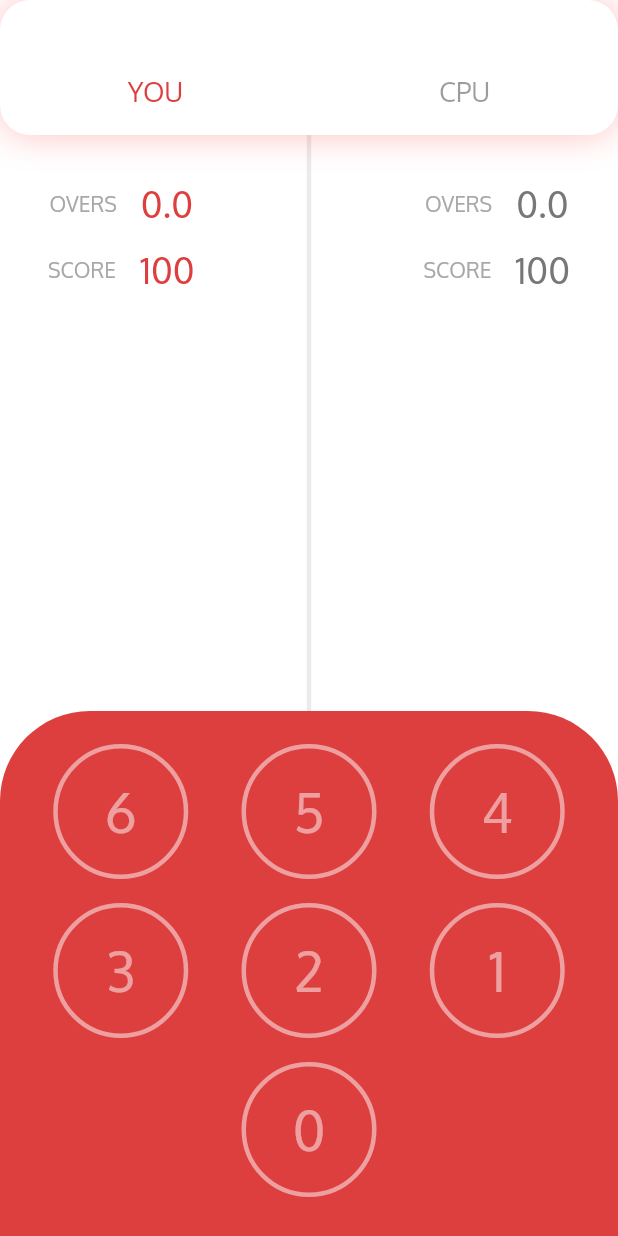
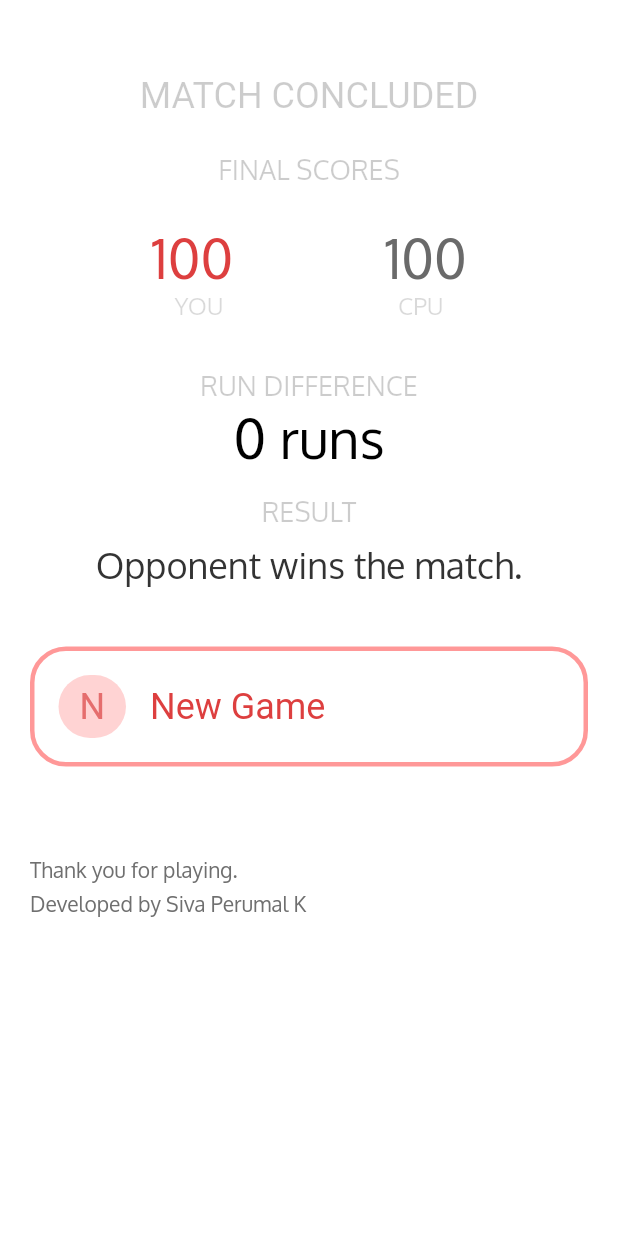
Before and after one commit to sivaperumal644/hand_cricket_flutter, a Flutter app: the MatchScreen screen opened directly, after a tap on an icon or button, on a phone screen of 412 x 824 dp. Run offline on Flutter 3.47's test engine with Material 2 defaults, Android fonts, the phone set to English and light mode, and no system bars; Roboto replaces fonts that are missing (Oxygen-bold).

Commit message:
result page implemented.

```diff
--- a/lib/main.dart
+++ b/lib/main.dart
@@ -1,4 +1,4 @@
 import 'package:flutter/material.dart';
-import 'splash_screen.dart';
+import 'screens/splash_screen.dart';
 
 main() => runApp(MyApp());
--- a/lib/home_screen.dart
+++ b/lib/screens/home_screen.dart
@@ -1,7 +1,7 @@
 import 'package:flutter/material.dart';
 import 'about_app.dart';
-import 'buttons/button.dart';
-import 'rules.dart';
+import 'package:hand_cricket/buttons/button.dart';
+import 'rules_screen.dart';
 import 'toss.dart';
 
 class HomeScreen extends StatefulWidget {
--- a/lib/match_screen.dart
+++ b/lib/screens/match_screen.dart
@@ -1,5 +1,6 @@
 import 'package:flutter/material.dart';
 import 'package:hand_cricket/buttons/input_button.dart';
+import 'result_screen.dart';
 
 class MatchScreen extends StatelessWidget {
   @override
@@ -246,7 +247,12 @@ class MatchScreen extends StatelessWidget {
                         Material(
                             type: MaterialType.transparency,
                             child: InkWell(
-                              onTap: () {},
+                              onTap: () {
+                                Navigator.push(
+                                    context,
+                                    MaterialPageRoute(
+                                        builder: (context) => ResultPage()));
+                              },
                               child: inputButton('0'),
                               borderRadius: BorderRadius.circular(60),
                             ))
--- /dev/null
+++ b/lib/screens/result_screen.dart
@@ -0,0 +1,183 @@
+import 'package:flutter/material.dart';
+import 'home_screen.dart';
+
+class ResultPage extends StatelessWidget {
+  @override
+  Widget build(BuildContext context) {
+    return Scaffold(
+      backgroundColor: Colors.white,
+      body: SingleChildScrollView(
+        child: Center(
+          child: Column(
+            children: <Widget>[
+              Padding(
+                padding: const EdgeInsets.only(top: 50.0),
+                child: Text('MATCH CONCLUDED',
+                    style: TextStyle(
+                        fontSize: 24,
+                        fontFamily: 'Oxygen-bold',
+                        color: Color.fromRGBO(0, 0, 0, 0.2))),
+              ),
+              Padding(
+                padding: const EdgeInsets.only(top: 24.0),
+                child: Text('FINAL SCORES',
+                    style: TextStyle(
+                        fontSize: 18,
+                        color: Color.fromRGBO(0, 0, 0, 0.2),
+                        fontFamily: 'Oxygen')),
+              ),
+              Padding(
+                padding: const EdgeInsets.only(top: 24.0),
+                child: Row(
+                  mainAxisAlignment: MainAxisAlignment.spaceEvenly,
+                  children: <Widget>[
+                    Text(
+                      '100',
+                      style: TextStyle(
+                          fontFamily: 'Oxygen',
+                          fontSize: 36,
+                          color: Color.fromRGBO(221, 63, 63, 100)),
+                    ),
+                    Text(
+                      '100',
+                      style: TextStyle(
+                          fontFamily: 'Oxygen',
+                          fontSize: 36,
+                          color: Color.fromRGBO(106, 106, 106, 100)),
+                    )
+                  ],
+                ),
+              ),
+              Row(
+                mainAxisAlignment: MainAxisAlignment.spaceEvenly,
+                children: <Widget>[
+                  Text(
+                    'YOU',
+                    style: TextStyle(
+                        fontFamily: 'Oxygen',
+                        fontSize: 16,
+                        color: Color.fromRGBO(0, 0, 0, 0.15)),
+                  ),
+                  Text(
+                    'CPU',
+                    style: TextStyle(
+                        fontFamily: 'Oxygen',
+                        fontSize: 16,
+                        color: Color.fromRGBO(0, 0, 0, 0.15)),
+                  )
+                ],
+              ),
+              Padding(
+                padding: const EdgeInsets.only(top: 32.0),
+                child: Text('RUN DIFFERENCE',
+                    style: TextStyle(
+                        fontSize: 18,
+                        fontFamily: 'Oxygen',
+                        color: Color.fromRGBO(0, 0, 0, 0.2))),
+              ),
+              Text('0 runs',
+                  style: TextStyle(
+                      fontSize: 36, fontFamily: 'Oxygen', color: Colors.black)),
+              Padding(
+                padding: const EdgeInsets.only(top: 16.0),
+                child: Text('RESULT',
+                    style: TextStyle(
+                        fontSize: 18,
+                        fontFamily: 'Oxygen',
+                        color: Color.fromRGBO(0, 0, 0, 0.2))),
+              ),
+              Padding(
+                padding: const EdgeInsets.only(top: 8.0),
+                child: Text('Opponent wins the match.',
+                    style: TextStyle(
+                        fontFamily: 'Oxygen',
+                        fontSize: 24,
+                        color: Color.fromRGBO(51, 51, 51, 100))),
+              ),
+              Padding(
+                padding:
+                    const EdgeInsets.only(top: 40.0, left: 20.0, right: 20.0),
+                child: InkWell(
+                  onTap: () {
+                    Navigator.push(context,
+                        MaterialPageRoute(builder: (context) => HomeScreen()));
+                  },
+                  borderRadius: BorderRadius.circular(20),
+                  child: Container(
+                    height: 80,
+                    decoration: BoxDecoration(
+                        borderRadius: BorderRadius.circular(24),
+                        border: Border.all(
+                            color: Color.fromRGBO(255, 50, 50, 0.5), width: 3)),
+                    child: Row(
+                      children: <Widget>[
+                        Padding(
+                          padding: const EdgeInsets.all(16.0),
+                          child: Container(
+                            child: Center(
+                              child: Text(
+                                'N',
+                                style: TextStyle(
+                                    fontSize: 24,
+                                    color: Color.fromRGBO(229, 109, 109, 100)),
+                              ),
+                            ),
+                            decoration: BoxDecoration(
+                                borderRadius: BorderRadius.circular(25.0),
+                                color: Color.fromRGBO(255, 211, 211, 100)),
+                            width: 45,
+                            height: 45,
+                          ),
+                        ),
+                        Text(
+                          'New Game',
+                          style: TextStyle(
+                              fontSize: 24,
+                              color: Color.fromRGBO(221, 63, 63, 1)),
+                        )
+                      ],
+                    ),
+                  ),
+                ),
+              ),
+              Padding(
+                padding: const EdgeInsets.only(top: 60.0, left: 20.0),
+                child: Align(
+                  alignment: Alignment.bottomLeft,
+                  child: Column(
+                    children: <Widget>[
+                      Text(
+                        'Thank you for playing.',
+                        style: TextStyle(
+                            fontSize: 14,
+                            fontFamily: 'Oxygen',
+                            color: Color.fromRGBO(111, 111, 111, 100)),
+                      ),
+                    ],
+                  ),
+                ),
+              ),
+              Padding(
+                padding: const EdgeInsets.only(top: 5.0, left: 20.0),
+                child: Align(
+                  alignment: Alignment.bottomLeft,
+                  child: Column(
+                    children: <Widget>[
+                      Text(
+                        'Developed by Siva Perumal K',
+                        style: TextStyle(
+                            fontSize: 14,
+                            fontFamily: 'Oxygen',
+                            color: Color.fromRGBO(111, 111, 111, 100)),
+                      ),
+                    ],
+                  ),
+                ),
+              )
+            ],
+          ),
+        ),
+      ),
+    );
+  }
+}
--- a/lib/toss.dart
+++ b/lib/screens/toss.dart
@@ -1,5 +1,5 @@
 import 'package:flutter/material.dart';
-import 'buttons/button.dart';
+import 'package:hand_cricket/buttons/button.dart';
 import 'toss_selection.dart';
 
 class TossPage extends StatelessWidget {
--- a/lib/toss_selection.dart
+++ b/lib/screens/toss_selection.dart
@@ -1,5 +1,5 @@
 import 'package:flutter/material.dart';
-import 'buttons/input_button.dart';
+import 'package:hand_cricket/buttons/input_button.dart';
 import 'tossing_page.dart';
 
 class TossSelection extends StatelessWidget {
--- a/lib/tossing_page.dart
+++ b/lib/screens/tossing_page.dart
@@ -1,5 +1,5 @@
 import 'package:flutter/material.dart';
-import 'buttons/button.dart';
+import 'package:hand_cricket/buttons/button.dart';
 import 'match_screen.dart';
 
 class TossingPage extends StatefulWidget {
```
Also changed, not shown: lib/screens/about_app.dart (renamed from lib/about_app.dart), lib/screens/rules_screen.dart (renamed from lib/rules.dart), lib/screens/splash_screen.dart (renamed from lib/splash_screen.dart).
